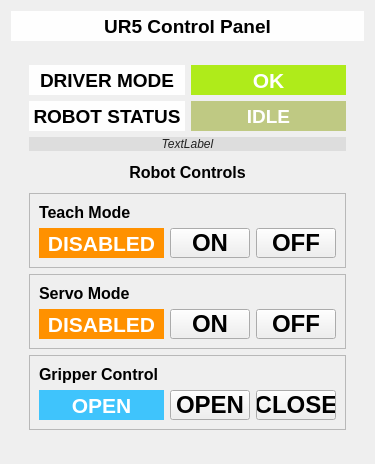
futureneer/simple_ur, file simple_ur_driver/ui/ur_status.ui: the form before one commit.
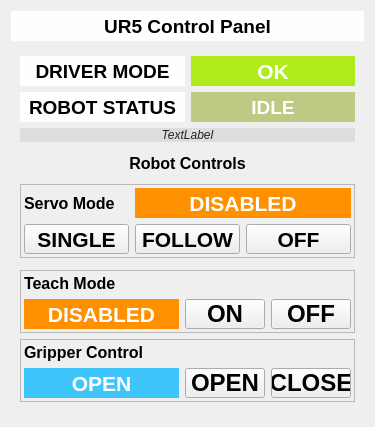
The form after the commit.

Diff of the .ui file:
```diff
--- a/simple_ur_driver/ui/ur_status.ui
+++ b/simple_ur_driver/ui/ur_status.ui
@@ -7,7 +7,7 @@
     <x>0</x>
     <y>0</y>
     <width>375</width>
-    <height>464</height>
+    <height>427</height>
    </rect>
   </property>
   <property name="minimumSize">
@@ -55,9 +55,270 @@
    <item>
     <widget class="QWidget" name="widget" native="true">
      <layout class="QGridLayout" name="gridLayout">
-      <item row="0" column="0" colspan="2">
+      <property name="margin">
+       <number>0</number>
+      </property>
+      <item row="0" column="0">
        <widget class="QWidget" name="widget_5" native="true">
         <layout class="QGridLayout" name="gridLayout_3">
+         <item row="6" column="0" colspan="2">
+          <widget class="QFrame" name="frame_2">
+           <property name="frameShape">
+            <enum>QFrame::StyledPanel</enum>
+           </property>
+           <property name="frameShadow">
+            <enum>QFrame::Raised</enum>
+           </property>
+           <layout class="QGridLayout" name="gridLayout_5">
+            <property name="margin">
+             <number>3</number>
+            </property>
+            <item row="1" column="1">
+             <widget class="QPushButton" name="servo_follow_btn">
+              <property name="minimumSize">
+               <size>
+                <width>100</width>
+                <height>30</height>
+               </size>
+              </property>
+              <property name="maximumSize">
+               <size>
+                <width>16777215</width>
+                <height>16777215</height>
+               </size>
+              </property>
+              <property name="font">
+               <font>
+                <pointsize>16</pointsize>
+                <weight>75</weight>
+                <bold>true</bold>
+               </font>
+              </property>
+              <property name="text">
+               <string>FOLLOW</string>
+              </property>
+             </widget>
+            </item>
+            <item row="0" column="0">
+             <widget class="QLabel" name="label_2">
+              <property name="font">
+               <font>
+                <pointsize>12</pointsize>
+                <weight>75</weight>
+                <bold>true</bold>
+               </font>
+              </property>
+              <property name="text">
+               <string>Servo Mode</string>
+              </property>
+             </widget>
+            </item>
+            <item row="0" column="1" colspan="2">
+             <widget class="QLabel" name="servo_enable_label">
+              <property name="minimumSize">
+               <size>
+                <width>0</width>
+                <height>30</height>
+               </size>
+              </property>
+              <property name="maximumSize">
+               <size>
+                <width>16777215</width>
+                <height>30</height>
+               </size>
+              </property>
+              <property name="baseSize">
+               <size>
+                <width>0</width>
+                <height>40</height>
+               </size>
+              </property>
+              <property name="font">
+               <font>
+                <pointsize>16</pointsize>
+                <weight>75</weight>
+                <bold>true</bold>
+               </font>
+              </property>
+              <property name="styleSheet">
+               <string notr="true">background-color:#FF9100;color:#ffffff</string>
+              </property>
+              <property name="text">
+               <string>DISABLED</string>
+              </property>
+              <property name="alignment">
+               <set>Qt::AlignCenter</set>
+              </property>
+             </widget>
+            </item>
+            <item row="1" column="2">
+             <widget class="QPushButton" name="servo_disable_btn">
+              <property name="minimumSize">
+               <size>
+                <width>80</width>
+                <height>30</height>
+               </size>
+              </property>
+              <property name="maximumSize">
+               <size>
+                <width>16777215</width>
+                <height>16777215</height>
+               </size>
+              </property>
+              <property name="baseSize">
+               <size>
+                <width>0</width>
+                <height>40</height>
+               </size>
+              </property>
+              <property name="font">
+               <font>
+                <pointsize>16</pointsize>
+                <weight>75</weight>
+                <bold>true</bold>
+               </font>
+              </property>
+              <property name="text">
+               <string>OFF</string>
+              </property>
+             </widget>
+            </item>
+            <item row="1" column="0">
+             <widget class="QPushButton" name="servo_enable_btn">
+              <property name="minimumSize">
+               <size>
+                <width>90</width>
+                <height>30</height>
+               </size>
+              </property>
+              <property name="maximumSize">
+               <size>
+                <width>16777215</width>
+                <height>16777215</height>
+               </size>
+              </property>
+              <property name="baseSize">
+               <size>
+                <width>0</width>
+                <height>40</height>
+               </size>
+              </property>
+              <property name="font">
+               <font>
+                <pointsize>16</pointsize>
+                <weight>75</weight>
+                <bold>true</bold>
+               </font>
+              </property>
+              <property name="text">
+               <string>SINGLE</string>
+              </property>
+             </widget>
+            </item>
+           </layout>
+          </widget>
+         </item>
+         <item row="9" column="0" colspan="2">
+          <widget class="QFrame" name="frame_3">
+           <property name="frameShape">
+            <enum>QFrame::StyledPanel</enum>
+           </property>
+           <property name="frameShadow">
+            <enum>QFrame::Raised</enum>
+           </property>
+           <layout class="QGridLayout" name="gridLayout_7">
+            <property name="margin">
+             <number>3</number>
+            </property>
+            <item row="1" column="2">
+             <widget class="QPushButton" name="gripper_close_btn">
+              <property name="minimumSize">
+               <size>
+                <width>80</width>
+                <height>30</height>
+               </size>
+              </property>
+              <property name="maximumSize">
+               <size>
+                <width>80</width>
+                <height>30</height>
+               </size>
+              </property>
+              <property name="font">
+               <font>
+                <pointsize>18</pointsize>
+                <weight>75</weight>
+                <bold>true</bold>
+               </font>
+              </property>
+              <property name="text">
+               <string>CLOSE</string>
+              </property>
+             </widget>
+            </item>
+            <item row="0" column="0" colspan="3">
+             <widget class="QLabel" name="label_7">
+              <property name="font">
+               <font>
+                <pointsize>12</pointsize>
+                <weight>75</weight>
+                <bold>true</bold>
+               </font>
+              </property>
+              <property name="text">
+               <string>Gripper Control</string>
+              </property>
+             </widget>
+            </item>
+            <item row="1" column="0">
+             <widget class="QLabel" name="gripper_state_label">
+              <property name="font">
+               <font>
+                <pointsize>16</pointsize>
+                <weight>75</weight>
+                <bold>true</bold>
+               </font>
+              </property>
+              <property name="styleSheet">
+               <string notr="true">background-color:#3FC4FC;color:#ffffff</string>
+              </property>
+              <property name="text">
+               <string>OPEN</string>
+              </property>
+              <property name="alignment">
+               <set>Qt::AlignCenter</set>
+              </property>
+             </widget>
+            </item>
+            <item row="1" column="1">
+             <widget class="QPushButton" name="gripper_open_btn">
+              <property name="minimumSize">
+               <size>
+                <width>80</width>
+                <height>30</height>
+               </size>
+              </property>
+              <property name="maximumSize">
+               <size>
+                <width>80</width>
+                <height>30</height>
+               </size>
+              </property>
+              <property name="font">
+               <font>
+                <pointsize>18</pointsize>
+                <weight>75</weight>
+                <bold>true</bold>
+               </font>
+              </property>
+              <property name="text">
+               <string>OPEN</string>
+              </property>
+             </widget>
+            </item>
+           </layout>
+          </widget>
+         </item>
          <item row="0" column="0">
           <widget class="QLabel" name="label_3">
            <property name="minimumSize">
@@ -186,7 +447,7 @@
            </property>
           </widget>
          </item>
-         <item row="8" column="0">
+         <item row="10" column="0">
           <spacer name="verticalSpacer">
            <property name="orientation">
             <enum>Qt::Vertical</enum>
@@ -199,7 +460,63 @@
            </property>
           </spacer>
          </item>
-         <item row="5" column="0" colspan="2">
+         <item row="4" column="0" colspan="2">
+          <widget class="QLabel" name="label_6">
+           <property name="minimumSize">
+            <size>
+             <width>0</width>
+             <height>30</height>
+            </size>
+           </property>
+           <property name="maximumSize">
+            <size>
+             <width>16777215</width>
+             <height>30</height>
+            </size>
+           </property>
+           <property name="font">
+            <font>
+             <pointsize>12</pointsize>
+             <weight>75</weight>
+             <bold>true</bold>
+            </font>
+           </property>
+           <property name="text">
+            <string>Robot Controls</string>
+           </property>
+           <property name="alignment">
+            <set>Qt::AlignCenter</set>
+           </property>
+          </widget>
+         </item>
+         <item row="3" column="0" colspan="2">
+          <widget class="QLabel" name="msg_label">
+           <property name="font">
+            <font>
+             <italic>true</italic>
+            </font>
+           </property>
+           <property name="styleSheet">
+            <string notr="true">color:#222222;background-color:#dddddd</string>
+           </property>
+           <property name="text">
+            <string>TextLabel</string>
+           </property>
+           <property name="alignment">
+            <set>Qt::AlignCenter</set>
+           </property>
+          </widget>
+         </item>
+         <item row="7" column="0" colspan="2">
+          <widget class="QWidget" name="widget_2" native="true">
+           <layout class="QGridLayout" name="gridLayout_2">
+            <property name="margin">
+             <number>0</number>
+            </property>
+           </layout>
+          </widget>
+         </item>
+         <item row="8" column="0" colspan="2">
           <widget class="QFrame" name="frame">
            <property name="frameShape">
             <enum>QFrame::StyledPanel</enum>
@@ -208,6 +525,9 @@
             <enum>QFrame::Raised</enum>
            </property>
            <layout class="QGridLayout" name="gridLayout_4">
+            <property name="margin">
+             <number>3</number>
+            </property>
             <item row="1" column="2">
              <widget class="QPushButton" name="freedrive_disable_btn">
               <property name="minimumSize">
@@ -321,279 +641,6 @@
            </layout>
           </widget>
          </item>
-         <item row="7" column="0" colspan="2">
-          <widget class="QFrame" name="frame_3">
-           <property name="frameShape">
-            <enum>QFrame::StyledPanel</enum>
-           </property>
-           <property name="frameShadow">
-            <enum>QFrame::Raised</enum>
-           </property>
-           <layout class="QGridLayout" name="gridLayout_7">
-            <item row="1" column="2">
-             <widget class="QPushButton" name="gripper_close_btn">
-              <property name="minimumSize">
-               <size>
-                <width>80</width>
-                <height>30</height>
-               </size>
-              </property>
-              <property name="maximumSize">
-               <size>
-                <width>80</width>
-                <height>30</height>
-               </size>
-              </property>
-              <property name="font">
-               <font>
-                <pointsize>18</pointsize>
-                <weight>75</weight>
-                <bold>true</bold>
-               </font>
-              </property>
-              <property name="text">
-               <string>CLOSE</string>
-              </property>
-             </widget>
-            </item>
-            <item row="0" column="0" colspan="3">
-             <widget class="QLabel" name="label_7">
-              <property name="font">
-               <font>
-                <pointsize>12</pointsize>
-                <weight>75</weight>
-                <bold>true</bold>
-               </font>
-              </property>
-              <property name="text">
-               <string>Gripper Control</string>
-              </property>
-             </widget>
-            </item>
-            <item row="1" column="0">
-             <widget class="QLabel" name="gripper_state_label">
-              <property name="font">
-               <font>
-                <pointsize>16</pointsize>
-                <weight>75</weight>
-                <bold>true</bold>
-               </font>
-              </property>
-              <property name="styleSheet">
-               <string notr="true">background-color:#3FC4FC;color:#ffffff</string>
-              </property>
-              <property name="text">
-               <string>OPEN</string>
-              </property>
-              <property name="alignment">
-               <set>Qt::AlignCenter</set>
-              </property>
-             </widget>
-            </item>
-            <item row="1" column="1">
-             <widget class="QPushButton" name="gripper_open_btn">
-              <property name="minimumSize">
-               <size>
-                <width>80</width>
-                <height>30</height>
-               </size>
-              </property>
-              <property name="maximumSize">
-               <size>
-                <width>80</width>
-                <height>30</height>
-               </size>
-              </property>
-              <property name="font">
-               <font>
-                <pointsize>18</pointsize>
-                <weight>75</weight>
-                <bold>true</bold>
-               </font>
-              </property>
-              <property name="text">
-               <string>OPEN</string>
-              </property>
-             </widget>
-            </item>
-           </layout>
-          </widget>
-         </item>
-         <item row="4" column="0" colspan="2">
-          <widget class="QLabel" name="label_6">
-           <property name="minimumSize">
-            <size>
-             <width>0</width>
-             <height>30</height>
-            </size>
-           </property>
-           <property name="maximumSize">
-            <size>
-             <width>16777215</width>
-             <height>30</height>
-            </size>
-           </property>
-           <property name="font">
-            <font>
-             <pointsize>12</pointsize>
-             <weight>75</weight>
-             <bold>true</bold>
-            </font>
-           </property>
-           <property name="text">
-            <string>Robot Controls</string>
-           </property>
-           <property name="alignment">
-            <set>Qt::AlignCenter</set>
-           </property>
-          </widget>
-         </item>
-         <item row="3" column="0" colspan="2">
-          <widget class="QLabel" name="msg_label">
-           <property name="font">
-            <font>
-             <italic>true</italic>
-            </font>
-           </property>
-           <property name="styleSheet">
-            <string notr="true">color:#222222;background-color:#dddddd</string>
-           </property>
-           <property name="text">
-            <string>TextLabel</string>
-           </property>
-           <property name="alignment">
-            <set>Qt::AlignCenter</set>
-           </property>
-          </widget>
-         </item>
-         <item row="6" column="0" colspan="2">
-          <widget class="QFrame" name="frame_2">
-           <property name="frameShape">
-            <enum>QFrame::StyledPanel</enum>
-           </property>
-           <property name="frameShadow">
-            <enum>QFrame::Raised</enum>
-           </property>
-           <layout class="QGridLayout" name="gridLayout_6">
-            <item row="0" column="0">
-             <widget class="QLabel" name="label_2">
-              <property name="font">
-               <font>
-                <pointsize>12</pointsize>
-                <weight>75</weight>
-                <bold>true</bold>
-               </font>
-              </property>
-              <property name="text">
-               <string>Servo Mode</string>
-              </property>
-             </widget>
-            </item>
-            <item row="1" column="1">
-             <widget class="QPushButton" name="servo_enable_btn">
-              <property name="minimumSize">
-               <size>
-                <width>80</width>
-                <height>30</height>
-               </size>
-              </property>
-              <property name="maximumSize">
-               <size>
-                <width>80</width>
-                <height>30</height>
-               </size>
-              </property>
-              <property name="baseSize">
-               <size>
-                <width>0</width>
-                <height>40</height>
-               </size>
-              </property>
-              <property name="font">
-               <font>
-                <pointsize>18</pointsize>
-                <weight>75</weight>
-                <bold>true</bold>
-               </font>
-              </property>
-              <property name="text">
-               <string>ON</string>
-              </property>
-             </widget>
-            </item>
-            <item row="1" column="2">
-             <widget class="QPushButton" name="servo_disable_btn">
-              <property name="minimumSize">
-               <size>
-                <width>80</width>
-                <height>30</height>
-               </size>
-              </property>
-              <property name="maximumSize">
-               <size>
-                <width>80</width>
-                <height>30</height>
-               </size>
-              </property>
-              <property name="baseSize">
-               <size>
-                <width>0</width>
-                <height>40</height>
-               </size>
-              </property>
-              <property name="font">
-               <font>
-                <pointsize>18</pointsize>
-                <weight>75</weight>
-                <bold>true</bold>
-               </font>
-              </property>
-              <property name="text">
-               <string>OFF</string>
-              </property>
-             </widget>
-            </item>
-            <item row="1" column="0">
-             <widget class="QLabel" name="servo_enable_label">
-              <property name="minimumSize">
-               <size>
-                <width>0</width>
-                <height>30</height>
-               </size>
-              </property>
-              <property name="maximumSize">
-               <size>
-                <width>16777215</width>
-                <height>30</height>
-               </size>
-              </property>
-              <property name="baseSize">
-               <size>
-                <width>0</width>
-                <height>40</height>
-               </size>
-              </property>
-              <property name="font">
-               <font>
-                <pointsize>16</pointsize>
-                <weight>75</weight>
-                <bold>true</bold>
-               </font>
-              </property>
-              <property name="styleSheet">
-               <string notr="true">background-color:#FF9100;color:#ffffff</string>
-              </property>
-              <property name="text">
-               <string>DISABLED</string>
-              </property>
-              <property name="alignment">
-               <set>Qt::AlignCenter</set>
-              </property>
-             </widget>
-            </item>
-           </layout>
-          </widget>
-         </item>
         </layout>
        </widget>
       </item>
```
